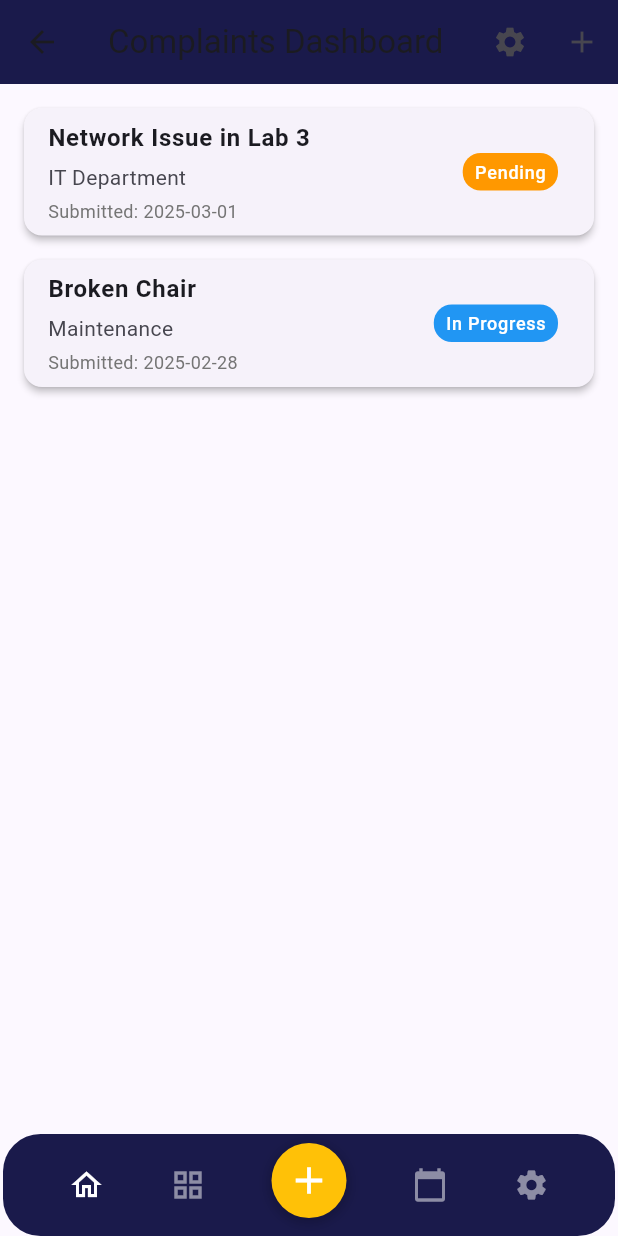
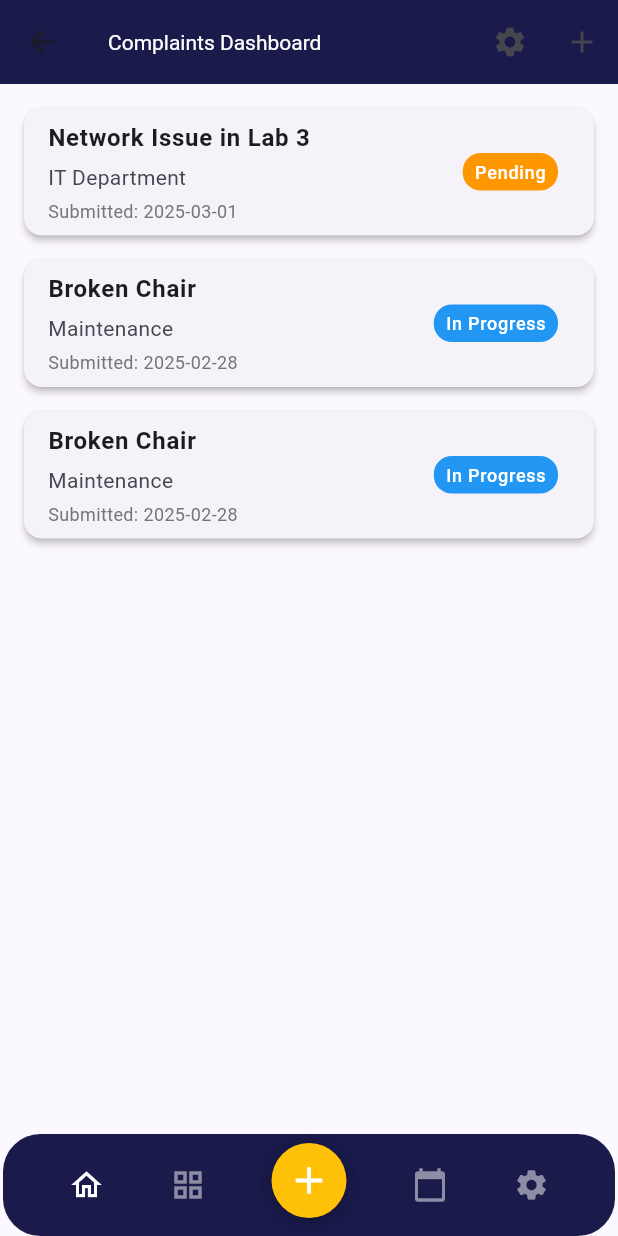
Before and after one commit to AbdulWahab100203/rcet_complaint, a Flutter app: the SignUpScreen screen opened by its route, after a tap on "Sign up with E-mail", after a tap on "Get started", on a phone screen of 412 x 824 dp. Run offline on Flutter 3.47's test engine with Material 3 defaults, Android fonts, the phone set to English and light mode, and no system bars.

Commit message:
install ndk and rebuilt

```diff
--- a/lib/screens/auth/signup_screen.dart
+++ b/lib/screens/auth/signup_screen.dart
@@ -19,7 +19,7 @@ class SignUpScreen extends StatelessWidget {
               const SizedBox(height: 40),
               Image.asset(
                 'assets/images/logo.png',
-                height: 120,
+                height: 150,
               ),
               const SizedBox(height: 40),
 
--- a/lib/screens/auth/welcome_screen.dart
+++ b/lib/screens/auth/welcome_screen.dart
@@ -18,7 +18,7 @@ class WelcomeScreen extends StatelessWidget {
               const SizedBox(height: 40),
               Image.asset(
                 'assets/images/logo.png',
-                height: 120,
+                height: 180,
               ),
               const Spacer(),
               PrimaryButton(
--- a/lib/screens/dashboard/dashboard_screen.dart
+++ b/lib/screens/dashboard/dashboard_screen.dart
@@ -12,6 +12,7 @@ class DashboardScreen extends StatelessWidget {
       dateSubmitted: DateTime.now().subtract(const Duration(days: 1)),
       status: 'Pending',
     ),
+
     Complaint(
       title: 'Broken Chair',
       description: 'Chair broken in Room 201',
@@ -19,6 +20,14 @@ class DashboardScreen extends StatelessWidget {
       dateSubmitted: DateTime.now().subtract(const Duration(days: 2)),
       status: 'In Progress',
     ),
+    Complaint(
+      title: 'Broken Chair',
+      description: 'Chair broken in Room 201',
+      department: 'Maintenance',
+      dateSubmitted: DateTime.now().subtract(const Duration(days: 2)),
+      status: 'In Progress',
+    ),
+
     // Add more sample complaints here
   ];
 
@@ -30,6 +39,7 @@ class DashboardScreen extends StatelessWidget {
       appBar: AppBar(
         title: const Text('Complaints Dashboard'),
         backgroundColor: Theme.of(context).primaryColor,
+        titleTextStyle: TextStyle(color: Colors.white),
         actions: [
           IconButton(
             icon: const Icon(Icons.settings),
@@ -76,7 +86,8 @@ class DashboardScreen extends StatelessWidget {
                       ],
                     ),
                     trailing: Container(
-                      padding: const EdgeInsets.symmetric(horizontal: 8, vertical: 4),
+                      padding: const EdgeInsets.symmetric(
+                          horizontal: 8, vertical: 4),
                       decoration: BoxDecoration(
                         color: complaint.status == 'Pending'
                             ? Colors.orange
--- a/lib/widgets/custom_bottom_bar.dart
+++ b/lib/widgets/custom_bottom_bar.dart
@@ -65,6 +65,7 @@ class CustomBottomBar extends StatelessWidget {
       onTap: onTap,
       child: Icon(
         icon,
+        // ignore: deprecated_member_use
         color: isSelected ? Colors.white : Colors.white.withOpacity(0.5),
         size: 24,
       ),
--- a/lib/widgets/menu_fab_button.dart
+++ b/lib/widgets/menu_fab_button.dart
@@ -20,6 +20,7 @@ class MenuFabButton extends StatelessWidget {
         color: Colors.amber,
         boxShadow: [
           BoxShadow(
+            // ignore: deprecated_member_use
             color: Colors.black.withOpacity(0.2),
             spreadRadius: 2,
             blurRadius: 6,
--- a/lib/widgets/sign_in_button.dart
+++ b/lib/widgets/sign_in_button.dart
@@ -8,13 +8,13 @@ class SignInButton extends StatelessWidget {
   final Color? textColor;
 
   const SignInButton({
-    Key? key,
+    super.key,
     required this.icon,
     required this.text,
     required this.onPressed,
     required this.backgroundColor,
     this.textColor,
-  }) : super(key: key);
+  });
 
   @override
   Widget build(BuildContext context) {
```
Also changed, not shown: lib/widgets/password_strength_indicator.dart (deleted), pubspec.lock, 125 other files.
